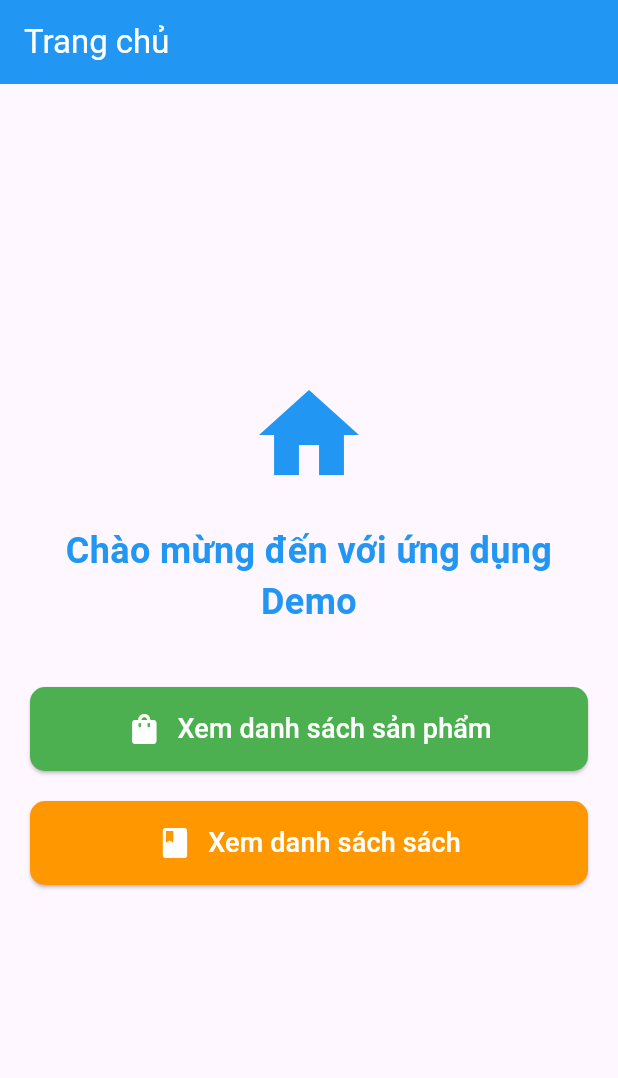
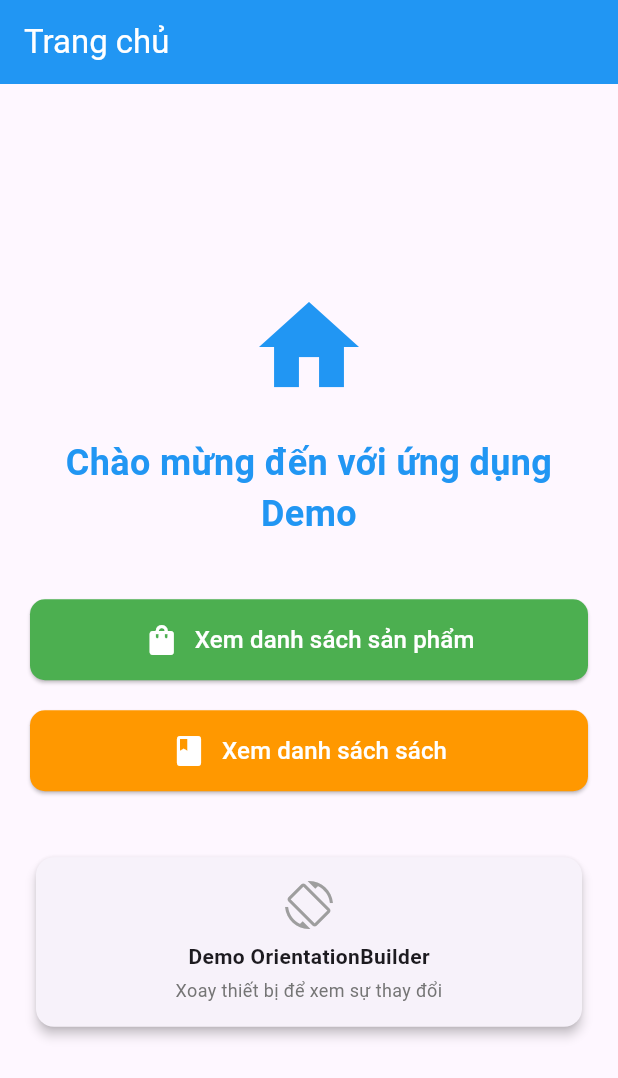
Before and after one commit to leakiet/DemoOrientationBuilder, a Flutter app: the screen it shows after launch, on a phone screen of 412 x 824 dp. Shown: the top 1078 px of the screen. Run offline on Flutter 3.47's test engine with Material 3 defaults, Android fonts, the phone set to English and light mode, and no system bars; our stand-ins replace go_router.

Commit message:
fix home view

```diff
--- a/lib/screens/home_page.dart
+++ b/lib/screens/home_page.dart
@@ -13,9 +13,23 @@ class MyHomePage extends StatelessWidget {
         foregroundColor: Colors.white,
       ),
       body: SafeArea(
-        child: Padding(
+        child: OrientationBuilder(
+          builder: (context, orientation) {
+            return Padding(
               padding: const EdgeInsets.all(20.0),
-          child: Column(
+              child: orientation == Orientation.portrait
+                  ? _buildPortraitLayout(context)
+                  : _buildLandscapeLayout(context),
+            );
+          },
+        ),
+      ),
+    );
+  }
+
+  // Layout cho chế độ dọc (Portrait)
+  Widget _buildPortraitLayout(BuildContext context) {
+    return Column(
       mainAxisAlignment: MainAxisAlignment.center,
       crossAxisAlignment: CrossAxisAlignment.stretch,
       children: [
@@ -38,7 +52,72 @@ class MyHomePage extends StatelessWidget {
         const SizedBox(height: 40),
 
         // Nút dẫn đến trang Products
-              ElevatedButton(
+        _buildProductButton(context),
+        const SizedBox(height: 20),
+
+        // Nút dẫn đến trang Books
+        _buildBookButton(context),
+        const SizedBox(height: 40),
+
+        // Thông tin thêm
+        _buildInfoCard(),
+      ],
+    );
+  }
+
+  // Layout cho chế độ ngang (Landscape)
+  Widget _buildLandscapeLayout(BuildContext context) {
+    return Row(
+      children: [
+        // Phần bên trái - Logo và tiêu đề
+        Expanded(
+          flex: 1,
+          child: Column(
+            mainAxisAlignment: MainAxisAlignment.center,
+            children: [
+              const Icon(
+                Icons.home,
+                size: 60,
+                color: Colors.blue,
+              ),
+              const SizedBox(height: 16),
+              const Text(
+                'Chào mừng đến với ứng dụng Demo',
+                textAlign: TextAlign.center,
+                style: TextStyle(
+                  fontSize: 18,
+                  fontWeight: FontWeight.bold,
+                  color: Colors.blue,
+                ),
+              ),
+              const SizedBox(height: 20),
+              _buildInfoCard(),
+            ],
+          ),
+        ),
+
+        const SizedBox(width: 20),
+
+        // Phần bên phải - Các nút bấm
+        Expanded(
+          flex: 1,
+          child: Column(
+            mainAxisAlignment: MainAxisAlignment.center,
+            crossAxisAlignment: CrossAxisAlignment.stretch,
+            children: [
+              _buildProductButton(context),
+              const SizedBox(height: 16),
+              _buildBookButton(context),
+            ],
+          ),
+        ),
+      ],
+    );
+  }
+
+  // Widget nút Products
+  Widget _buildProductButton(BuildContext context) {
+    return ElevatedButton(
       onPressed: () {
         context.push('/products');
       },
@@ -57,18 +136,18 @@ class MyHomePage extends StatelessWidget {
           SizedBox(width: 10),
           Text(
             'Xem danh sách sản phẩm',
-                      style: TextStyle(fontSize: 18),
+            style: TextStyle(fontSize: 16),
           ),
         ],
       ),
-              ),
+    );
+  }
 
-              const SizedBox(height: 20),
-
-              // Nút dẫn đến trang Books
-              ElevatedButton(
+  // Widget nút Books
+  Widget _buildBookButton(BuildContext context) {
+    return ElevatedButton(
       onPressed: () {
-                  context.push('/books');
+        Navigator.pushNamed(context, '/books');
       },
       style: ElevatedButton.styleFrom(
         backgroundColor: Colors.orange,
@@ -85,16 +164,44 @@ class MyHomePage extends StatelessWidget {
           SizedBox(width: 10),
           Text(
             'Xem danh sách sách',
-                      style: TextStyle(fontSize: 18),
+            style: TextStyle(fontSize: 16),
           ),
         ],
       ),
+    );
+  }
+
+  // Widget thông tin thêm
+  Widget _buildInfoCard() {
+    return Card(
+      elevation: 3,
+      child: Padding(
+        padding: const EdgeInsets.all(16.0),
+        child: Column(
+          children: [
+            const Icon(
+              Icons.screen_rotation,
+              size: 32,
+              color: Colors.grey,
             ),
-
-              const SizedBox(height: 40),
-
+            const SizedBox(height: 8),
+            const Text(
+              'Demo OrientationBuilder',
+              style: TextStyle(
+                fontSize: 14,
+                fontWeight: FontWeight.bold,
+              ),
+            ),
+            const SizedBox(height: 4),
+            Text(
+              'Xoay thiết bị để xem sự thay đổi',
+              textAlign: TextAlign.center,
+              style: TextStyle(
+                fontSize: 12,
+                color: Colors.grey[600],
+              ),
+            ),
           ],
-          ),
         ),
       ),
     );
```
Lines whose indentation alone changed are shown as unchanged.
